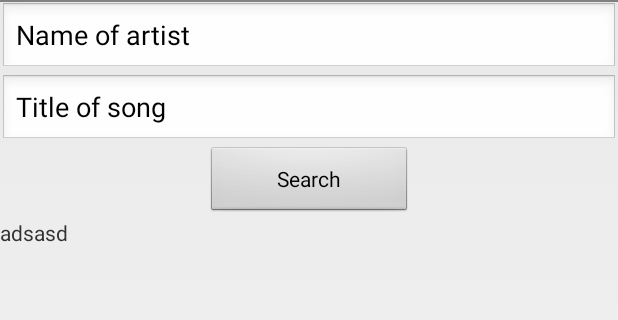
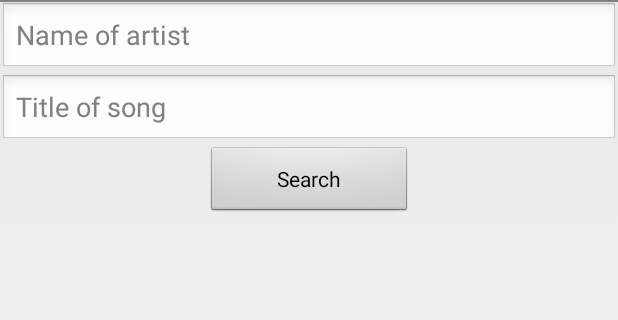
Before and after one commit to jacekmusial/LyricsFetcher, an Android app: the screen it shows after launch (MyActivity), after a tap on "Search", on a phone screen of 412 x 824 dp, the part 36-356 px from its top. Run offline under Robolectric (Android 15) with nearby library versions, the phone set to English and light mode, and no system bars.

Commit message:
handling fields; new translations in PL language

```diff
--- a/app/src/main/java/al/musi/lyricsfetcher/MyActivity.java
+++ b/app/src/main/java/al/musi/lyricsfetcher/MyActivity.java
@@ -7,6 +7,7 @@ import android.view.MenuInflater;
 import android.view.MenuItem;
 import android.view.View;
 import android.widget.Button;
+import android.widget.EditText;
 import android.widget.TextView;
 import android.widget.Toast;
 
@@ -17,21 +18,49 @@ public class MyActivity extends Activity {
      * lirycs fetching
      */
     private Button myButton;
+
+    /**
+     * text area below search fields and button
+     * used to display lyrics
+     */
     private TextView textView;
+
+    /**
+     * first search field
+     * contain name of artist/band
+     */
+    private EditText editTextArtist;
+
+    /**
+     * second search field
+     * contain title song
+     * TODO modify code so this variable can handle song/album/empty name.
+     * if empty then list some of popular song that is in {@see editTextArtist}
+     */
+    private EditText editTextTitle;
 
     @Override
     protected void onCreate(Bundle savedInstanceState) {
         super.onCreate(savedInstanceState);
         setContentView(R.layout.activity_main);
 
+        //look for text fields
+        editTextArtist = (EditText) findViewById(R.id.editTextArtist);
+        editTextTitle = (EditText) findViewById(R.id.editTextTitle);
+
         //Watch for button clicks.
         myButton = (Button) findViewById(R.id.button);
         myButton.setOnClickListener(new View.OnClickListener() {
             @Override
             public void onClick(View view) {
-                Toast.makeText(getBaseContext(), "asdsa", Toast.LENGTH_SHORT).show();
-                textView = (TextView) findViewById(R.id.textViewLyrics);
-                textView.setText("adsasd");
+                if (editTextArtist.getText().toString().length() > 3 &&
+                        editTextTitle.getText().toString().length() > 3) {
+                    Toast.makeText(getBaseContext(), "asdsa", Toast.LENGTH_SHORT).show();
+
+                    textView = (TextView) findViewById(R.id.textViewLyrics);
+                    textView.setText("adsasd");
+                }
+
             }
         });
     }
@@ -76,5 +105,6 @@ public class MyActivity extends Activity {
             default:
                 return super.onOptionsItemSelected(item);
         }
+        return true;
     }
 }
--- a/app/src/main/res/layout/activity_main.xml
+++ b/app/src/main/res/layout/activity_main.xml
@@ -9,13 +9,12 @@
         android:id="@+id/editTextArtist"
         android:layout_gravity="center_horizontal"
         android:hint="@string/artist"
-        android:text="@string/artist"/>
+        />
 
     <EditText
         android:layout_width="match_parent"
         android:layout_height="wrap_content"
         android:id="@+id/editTextTitle"
-        android:text="@string/title"
         android:hint="@string/title"/>
 
     <Button
--- a/app/src/main/res/values/strings.xml
+++ b/app/src/main/res/values/strings.xml
@@ -6,7 +6,9 @@
     <string name="artist">Name of artist</string>
     <string name="title">Title of song</string>
     <string name="button">Search</string>
-    <string name="reload" translatable="false">Reload</string>
-    <string name="save" translatable="false">Save</string>
-    <string name="delete" translatable="false">Delete</string>
+    <string name="reload">Reload</string>
+    <string name="save">Save</string>
+    <string name="delete">Delete</string>
+    <string name="now_playing">Now playing</string>
+    <string name="wipe_lyrics">Wipe</string>
 </resources>
```
Also changed, not shown: 1 other file.
